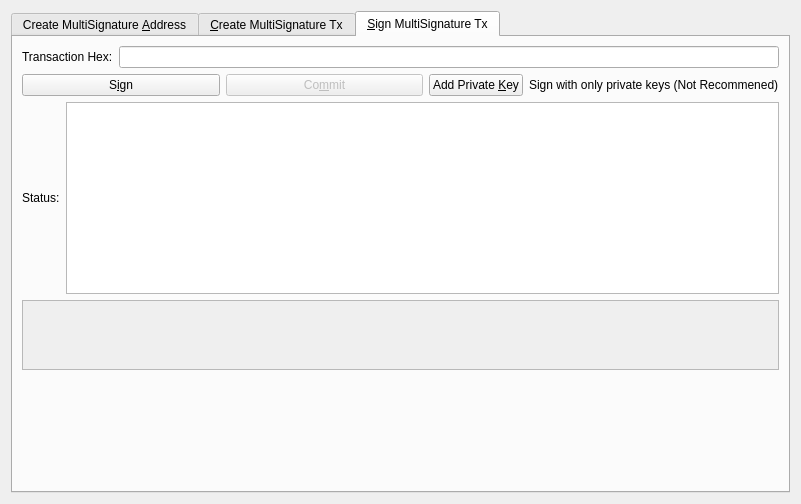
decenomy/ESBC2, file src/qt/forms/multisigdialog.ui: the form before one commit.
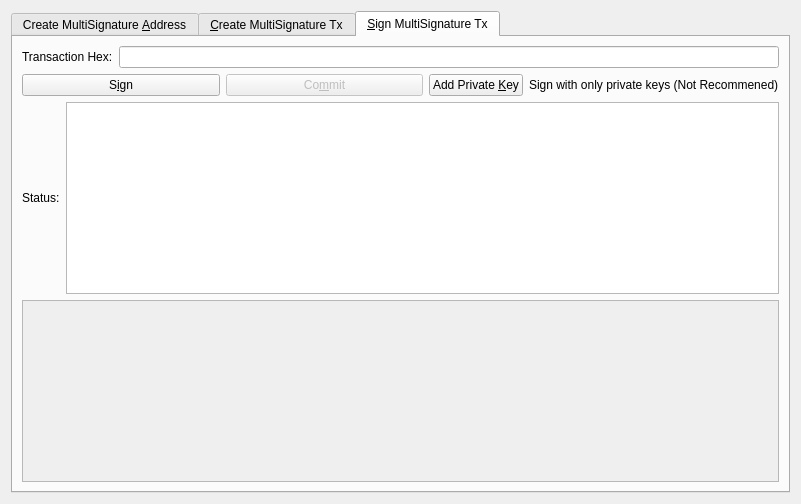
The form after the commit. The open tabs and pages were chosen to show the change. Icons and pictures are not drawn.

Diff of the .ui file:
```diff
--- a/src/qt/forms/multisigdialog.ui
+++ b/src/qt/forms/multisigdialog.ui
@@ -22,12 +22,6 @@
   <layout class="QVBoxLayout" name="verticalLayout_8">
    <item>
     <widget class="QTabWidget" name="multisigTabWidget">
-     <property name="styleSheet">
-      <string notr="true">QScrollArea{border: 1px solid #5b4c7c;}
-QFrame{background-color:#f2f0f0;}
-QLabel{background-color:#ffffff;}
-QFrame &gt; QLabel{background-color:#f2f0f0;}</string>
-     </property>
      <property name="currentIndex">
       <number>0</number>
      </property>
@@ -598,17 +592,6 @@
       </layout>
      </widget>
      <widget class="QWidget" name="signMultisigTransaction">
-      <property name="styleSheet">
-       <string notr="true">txScrollArea:{
-	border: 1px solid #5b4c7c;
-}
-keyScrollArea:{
-	border: 1px solid #5b4c7c;
-}
-txScrollArea:{
-	border: 1px solid #5b4c7c;
-}</string>
-      </property>
       <attribute name="title">
        <string>&amp;Sign MultiSignature Tx</string>
       </attribute>
@@ -812,19 +795,6 @@
          </item>
         </layout>
        </item>
-       <item>
-        <spacer name="verticalSpacer_2">
-         <property name="orientation">
-          <enum>Qt::Vertical</enum>
-         </property>
-         <property name="sizeHint" stdset="0">
-          <size>
-           <width>20</width>
-           <height>40</height>
-          </size>
-         </property>
-        </spacer>
-       </item>
       </layout>
      </widget>
     </widget>
```
